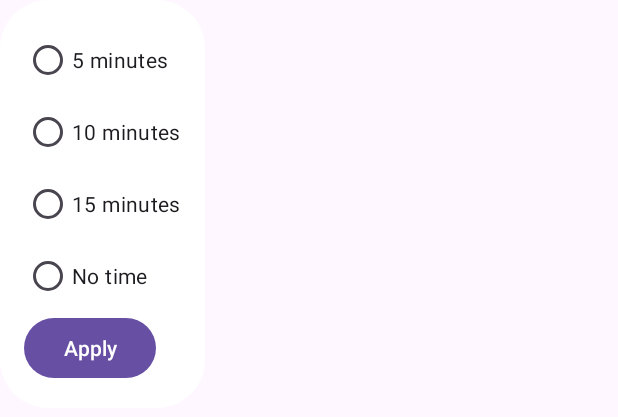
After one commit to brijesh1802/Sudoku-Master, an Android app: the layout dialog_timer_selection.xml on its own in the app's theme, with its tools: preview values and no code run, on a phone screen of 412 x 824 dp. The commit adds this screen. Shown: the top 417 px of the screen. Run offline under Robolectric (Android 15) with nearby library versions, the phone set to English and light mode, and no system bars.

Commit message:
Added timer selection functionality Added reset board functionality Added play/pause timer functionality

```diff
--- /dev/null
+++ b/app/src/main/res/drawable/background_dialog_timer_selection.xml
@@ -0,0 +1,5 @@
+<?xml version="1.0" encoding="utf-8"?>
+<shape xmlns:android="http://schemas.android.com/apk/res/android">
+    <solid android:color="#FFFFFF" /> <!-- Background color -->
+    <corners android:radius="32dp" /> <!-- Radius for rounded corners -->
+</shape>
--- /dev/null
+++ b/app/src/main/res/layout/dialog_timer_selection.xml
@@ -0,0 +1,45 @@
+<?xml version="1.0" encoding="utf-8"?>
+<LinearLayout xmlns:android="http://schemas.android.com/apk/res/android"
+    android:layout_width="wrap_content"
+    android:layout_height="wrap_content"
+    android:orientation="vertical"
+    android:padding="16dp"
+    android:background="@drawable/background_dialog_timer_selection">
+
+    <RadioGroup
+        android:id="@+id/radioGroup"
+        android:layout_width="wrap_content"
+        android:layout_height="wrap_content"
+        android:orientation="vertical">
+
+        <RadioButton
+            android:id="@+id/radio_5min"
+            android:layout_width="wrap_content"
+            android:layout_height="wrap_content"
+            android:text="5 minutes" />
+
+        <RadioButton
+            android:id="@+id/radio_10min"
+            android:layout_width="wrap_content"
+            android:layout_height="wrap_content"
+            android:text="10 minutes" />
+
+        <RadioButton
+            android:id="@+id/radio_15min"
+            android:layout_width="wrap_content"
+            android:layout_height="wrap_content"
+            android:text="15 minutes" />
+
+        <RadioButton
+            android:id="@+id/radio_no_time"
+            android:layout_width="wrap_content"
+            android:layout_height="wrap_content"
+            android:text="No time" />
+    </RadioGroup>
+
+    <Button
+        android:id="@+id/btn_set_time"
+        android:layout_width="wrap_content"
+        android:layout_height="wrap_content"
+        android:text="Apply" />
+</LinearLayout>
```
Also changed, not shown: app/src/main/java/com/example/sudokumaster/MainActivity.java (+180 -27 lines), app/src/main/java/com/example/sudokumaster/SudokuGenerator.java (+14 -8 lines), app/src/main/res/layout/activity_main.xml (+7 -2 lines).
